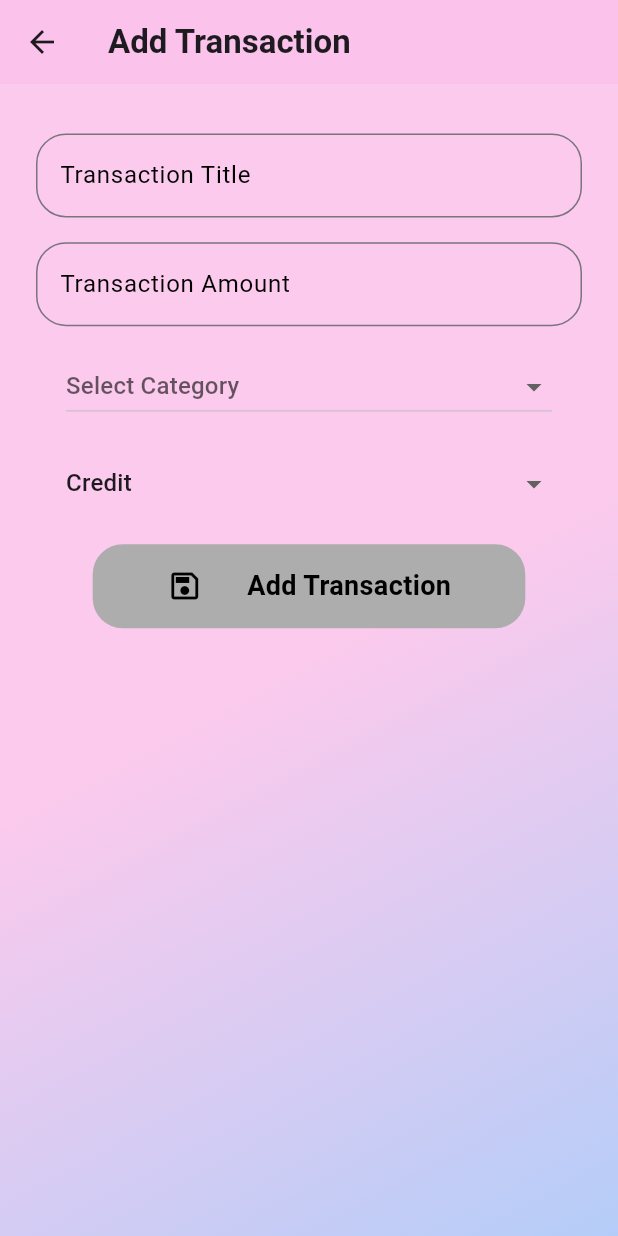
After one commit to AdityaJandu/FinTrack, a Flutter app: the screen it shows once a user with an empty profile is signed in, after a tap on the "add" icon, on a phone screen of 412 x 824 dp. The commit adds this screen. Run offline on Flutter 3.47's test engine with Material 3 defaults, Android fonts, the phone set to English and light mode, and no system bars; our stand-ins replace cloud_firestore, firebase_auth, firebase_core, font_awesome_flutter, salomon_bottom_bar; accounts and stored records are empty; network calls fail.

Commit message:
New addition of Add Transaction Screen and Add Challenge Screen

```diff
--- /dev/null
+++ b/lib/screens/add_transaction_screen.dart
@@ -0,0 +1,211 @@
+import 'package:fin_track/main.dart';
+import 'package:fin_track/utils/app_validator.dart';
+import 'package:flutter/material.dart';
+import 'package:uuid/uuid.dart';
+
+import '../services/transaction_services.dart';
+import '../widgets/catergory_dropdown.dart';
+
+class AddTransactionScreen extends StatefulWidget {
+  const AddTransactionScreen({super.key});
+
+  @override
+  State<AddTransactionScreen> createState() => _AddTransactionScreenState();
+}
+
+class _AddTransactionScreenState extends State<AddTransactionScreen> {
+  var type = 'credit';
+  var catergory = "others";
+
+  final GlobalKey<FormState> _formKey = GlobalKey<FormState>();
+  bool isLoading = false;
+
+  TextEditingController ammountController = TextEditingController();
+  TextEditingController titleController = TextEditingController();
+  final AppValidator appValidator = AppValidator();
+  var uid = const Uuid();
+
+  Future<void> _submitForm(context) async {
+    if (_formKey.currentState!.validate()) {
+      setState(() {
+        isLoading = true;
+      });
+
+      try {
+        await TransactionService().addTransaction(
+          title: titleController.text.trim(),
+          category: catergory,
+          amount: int.tryParse(ammountController.text) ?? 0,
+          transactionType: type,
+        );
+        Navigator.pop(context);
+      } catch (e) {
+        ScaffoldMessenger.of(context).showSnackBar(
+          SnackBar(content: Text(e.toString())),
+        );
+      } finally {
+        setState(() {
+          isLoading = false;
+        });
+      }
+    }
+  }
+
+  @override
+  Widget build(BuildContext context) {
+    return Scaffold(
+      appBar: AppBar(
+        centerTitle: false,
+        backgroundColor: const Color(0xfffbc2eb),
+        title: const Text(
+          "Add Transaction",
+          style: TextStyle(fontWeight: FontWeight.bold),
+        ),
+      ),
+      body: Stack(
+        children: [
+          Container(
+            height: mq.height,
+            width: mq.width,
+            decoration: const BoxDecoration(
+              gradient: LinearGradient(
+                colors: [
+                  Color.fromARGB(255, 251, 202, 237),
+                  Color.fromARGB(255, 180, 205, 248),
+                ],
+                begin: Alignment(0, 0),
+                end: Alignment(1, 1),
+              ),
+            ),
+          ),
+          SingleChildScrollView(
+            child: Padding(
+              padding: const EdgeInsets.symmetric(horizontal: 24),
+              child: Form(
+                autovalidateMode: AutovalidateMode.onUserInteraction,
+                key: _formKey,
+                child: Column(
+                  children: [
+                    SizedBox(
+                      height: mq.height * .04,
+                    ),
+                    TextFormField(
+                      controller: titleController,
+                      keyboardType: TextInputType.emailAddress,
+                      decoration: InputDecoration(
+                        label: const Text(
+                          "Transaction Title",
+                          style: TextStyle(color: Colors.black),
+                        ),
+                        border: OutlineInputBorder(
+                          borderRadius: BorderRadius.circular(20),
+                        ),
+                      ),
+                      validator: appValidator.validateTitle,
+                    ),
+                    SizedBox(
+                      height: mq.height * .02,
+                    ),
+                    TextFormField(
+                      controller: ammountController,
+                      keyboardType: TextInputType.emailAddress,
+                      decoration: InputDecoration(
+                        label: const Text(
+                          "Transaction Amount",
+                          style: TextStyle(color: Colors.black),
+                        ),
+                        border: OutlineInputBorder(
+                          borderRadius: BorderRadius.circular(20),
+                        ),
+                      ),
+                      validator: appValidator.validateTitle,
+                    ),
+                    SizedBox(
+                      height: mq.height * .02,
+                    ),
+                    CategoryDropdown(
+                      catType: catergory,
+                      onChanged: (value) {
+                        if (value != null) {
+                          setState(
+                            () {
+                              catergory = value;
+                            },
+                          );
+                        }
+                      },
+                    ),
+                    SizedBox(
+                      height: mq.height * .02,
+                    ),
+                    Padding(
+                      padding: const EdgeInsets.symmetric(horizontal: 20),
+                      child: DropdownButtonFormField(
+                        decoration: InputDecoration(
+                          border: InputBorder.none,
+                          fillColor: Colors.pink.shade100,
+                        ),
+                        value: 'credit',
+                        items: const [
+                          DropdownMenuItem(
+                            value: 'credit',
+                            child: Text('Credit'),
+                          ),
+                          DropdownMenuItem(
+                            value: 'debit',
+                            child: Text('Debit'),
+                          ),
+                        ],
+                        onChanged: (value) {
+                          if (value != null) {
+                            setState(() {
+                              type = value;
+                            });
+                          }
+                        },
+                      ),
+                    ),
+                    SizedBox(
+                      height: mq.height * .02,
+                    ),
+                    InkWell(
+                      onTap: () => _submitForm(context),
+                      child: Container(
+                        width: mq.width * .7,
+                        decoration: BoxDecoration(
+                          color: const Color.fromARGB(255, 173, 173, 173),
+                          borderRadius: BorderRadius.circular(20),
+                        ),
+                        child: const Padding(
+                          padding: EdgeInsets.symmetric(
+                              horizontal: 20, vertical: 15),
+                          child: Row(
+                            mainAxisAlignment: MainAxisAlignment.spaceEvenly,
+                            children: [
+                              Icon(
+                                Icons.save_outlined,
+                                color: Colors.black,
+                              ),
+                              Text(
+                                "Add Transaction",
+                                style: TextStyle(
+                                  color: Colors.black,
+                                  fontSize: 18,
+                                  fontWeight: FontWeight.bold,
+                                ),
+                              ),
+                            ],
+                          ),
+                        ),
+                      ),
+                    ),
+                  ],
+                ),
+              ),
+            ),
+          ),
+        ],
+      ),
+    );
+  }
+}
--- a/lib/screens/home_screen.dart
+++ b/lib/screens/home_screen.dart
@@ -1,5 +1,5 @@
 import 'package:fin_track/main.dart';
-import 'package:fin_track/widgets/add_transaction_form.dart';
+import 'package:fin_track/screens/add_transaction_screen.dart';
 import 'package:fin_track/widgets/get_user_name.dart';
 import 'package:fin_track/widgets/hero_card.dart';
 import 'package:fin_track/widgets/transaction_part.dart';
@@ -14,15 +14,6 @@ class HomeScreen extends StatefulWidget {
 }
 
 class _HomeScreenState extends State<HomeScreen> {
-  _showDialog() {
-    return showDialog(
-      context: context,
-      builder: (_) => const AlertDialog(
-        content: AddTransactionForm(),
-      ),
-    );
-  }
-
   final String userDetails = FirebaseAuth.instance.currentUser!.uid;
 
   @override
@@ -67,7 +58,14 @@ class _HomeScreenState extends State<HomeScreen> {
         ],
       ),
       floatingActionButton: FloatingActionButton(
-        onPressed: _showDialog,
+        onPressed: () {
+          Navigator.push(
+            context,
+            MaterialPageRoute(
+              builder: (_) => const AddTransactionScreen(),
+            ),
+          );
+        },
         child: const Icon(
           Icons.add,
         ),
--- a/lib/widgets/catergory_dropdown.dart
+++ b/lib/widgets/catergory_dropdown.dart
@@ -24,7 +24,9 @@ class _CategoryDropdownState extends State<CategoryDropdown> {
     final selectedValue =
         categoryNames.contains(widget.catType) ? widget.catType : null;
 
-    return DropdownButton<String>(
+    return Padding(
+      padding: const EdgeInsets.symmetric(horizontal: 20.0),
+      child: DropdownButton<String>(
         hint: const Text("Select Category"),
         value: selectedValue, // Use validated value
         isExpanded: true,
@@ -48,6 +50,7 @@ class _CategoryDropdownState extends State<CategoryDropdown> {
             )
             .toList(),
         onChanged: widget.onChanged,
+      ),
     );
   }
 }
--- a/lib/widgets/transaction_card.dart
+++ b/lib/widgets/transaction_card.dart
@@ -33,8 +33,8 @@ class TransactionCard extends StatelessWidget {
                 height: 60,
                 width: 60,
                 decoration: BoxDecoration(
-                  color: Colors.blue.shade50,
-                  borderRadius: BorderRadius.circular(20),
+                  color: Colors.blue.shade100,
+                  borderRadius: BorderRadius.circular(60),
                 ),
               ),
               FaIcon(
```
Also changed, not shown: lib/screens/add_challenge_screen.dart (added, +152 -0 lines), lib/screens/challenge_screen.dart (+25 -75 lines), lib/services/challenge_services.dart (+19 -1 lines), lib/widgets/add_transaction_form.dart (deleted, +0 -124 lines). Lines whose indentation alone changed are shown as unchanged.
